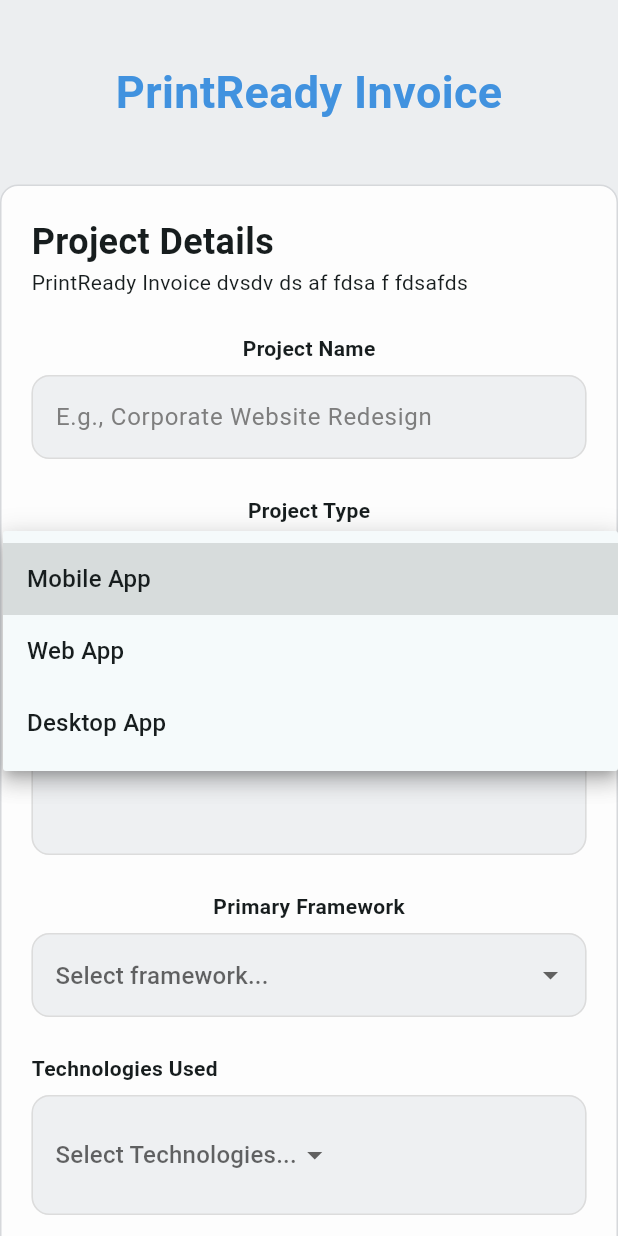
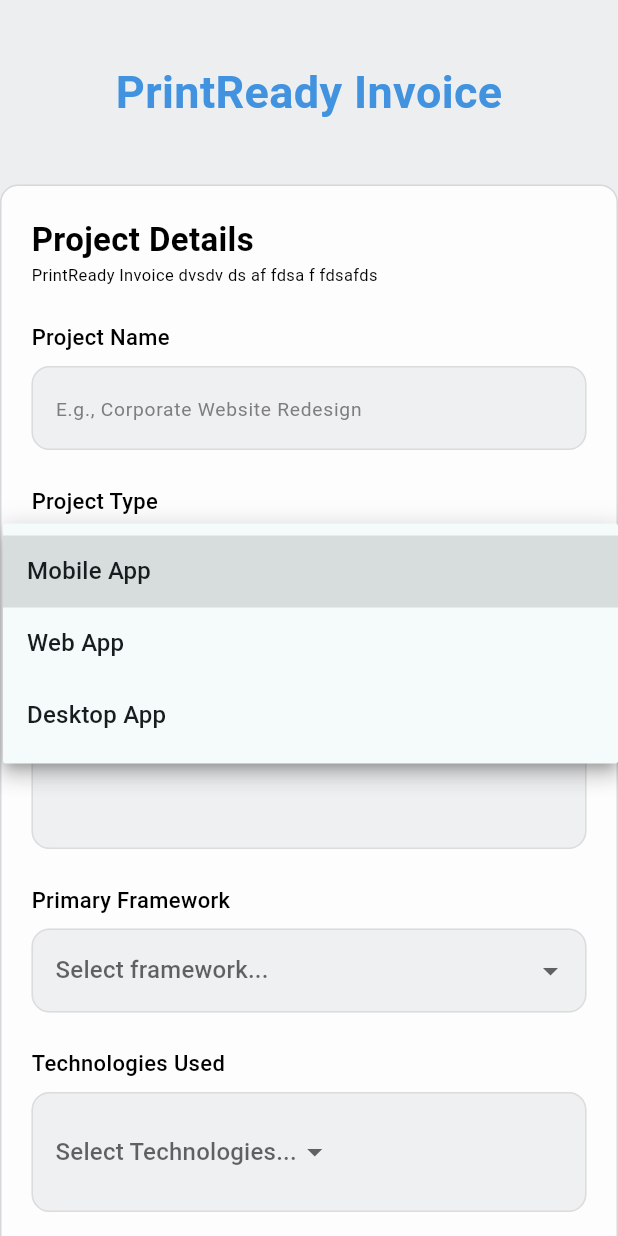
Before and after one commit to omerbanaemh/print_ready_invoice, a Flutter app: the screen it shows after launch, after a tap on "Select a Project Type", on a phone screen of 412 x 824 dp. Run offline on Flutter 3.47's test engine with Material 3 defaults, Android fonts, the phone set to English and light mode, and no system bars; drawn by our look-alikes of flutter_form_builder; our stand-ins replace form_builder_validators.

Commit message:
add AppStyles for consistent text styling and update various widgets to use new styles

```diff
--- /dev/null
+++ b/lib/core/utils/app_styles.dart
@@ -0,0 +1,117 @@
+import 'package:flutter/material.dart';
+import 'package:print_ready_invoice/core/utils/size_config.dart';
+
+abstract class AppStyles {
+  // Regular
+  static TextStyle styleRegular12(BuildContext context) {
+    return TextStyle(
+      color: Colors.black,
+      fontSize: getResponsiveFontSize(context, fontSize: 12),
+      fontWeight: FontWeight.w400,
+    );
+  }
+
+  static TextStyle styleRegular14(BuildContext context) {
+    return TextStyle(
+      color: Colors.black,
+      fontSize: getResponsiveFontSize(context, fontSize: 14),
+      fontWeight: FontWeight.w400,
+    );
+  }
+
+  static TextStyle styleRegular16(context) {
+    return TextStyle(
+      color: Colors.black,
+      fontSize: getResponsiveFontSize(context, fontSize: 16),
+      fontWeight: FontWeight.w400,
+    );
+  }
+
+  // Medium
+  static TextStyle styleMedium16(BuildContext context) {
+    return TextStyle(
+      color: Colors.black,
+      fontSize: getResponsiveFontSize(context, fontSize: 16),
+      fontWeight: FontWeight.w500,
+    );
+  }
+
+  static TextStyle styleMedium20(BuildContext context) {
+    return TextStyle(
+      color: Colors.black,
+      fontSize: getResponsiveFontSize(context, fontSize: 20),
+      fontWeight: FontWeight.w500,
+    );
+  }
+
+  // SemiBold
+  static TextStyle styleSemiBold16(BuildContext context) {
+    return TextStyle(
+      color: Colors.black,
+      fontSize: getResponsiveFontSize(context, fontSize: 16),
+      fontWeight: FontWeight.w600,
+    );
+  }
+
+  static TextStyle styleSemiBold18(BuildContext context) {
+    return TextStyle(
+      color: Colors.black,
+      fontSize: getResponsiveFontSize(context, fontSize: 18),
+      fontWeight: FontWeight.w600,
+    );
+  }
+
+  static TextStyle styleSemiBold20(BuildContext context) {
+    return TextStyle(
+      color: Colors.black,
+      fontSize: getResponsiveFontSize(context, fontSize: 20),
+      fontWeight: FontWeight.w600,
+    );
+  }
+
+  static TextStyle styleSemiBold24(BuildContext context) {
+    print(getResponsiveFontSize(context, fontSize: 24),);
+    return TextStyle(
+      color:  Colors.black,
+      fontSize: getResponsiveFontSize(context, fontSize: 24),
+      fontWeight: FontWeight.w600,
+    );
+  }
+
+  // Bold
+  static TextStyle styleBold16(BuildContext context) {
+    return TextStyle(
+      color: Colors.black,
+      fontSize: getResponsiveFontSize(context, fontSize: 16),
+      fontWeight: FontWeight.w700,
+    );
+  }
+}
+
+// sacleFactor
+// responsive font size
+// (min , max) fontsize
+double getResponsiveFontSize(context, {required double fontSize}) {
+  double scaleFactor = getScaleFactor(context);
+  print('scaleFactor: $scaleFactor');
+  double responsiveFontSize = fontSize * scaleFactor;
+
+  double lowerLimit = fontSize * .8;
+  double upperLimit = fontSize * 1.2;
+
+  return responsiveFontSize.clamp(lowerLimit, upperLimit);
+}
+
+double getScaleFactor(context) {
+  // var dispatcher = PlatformDispatcher.instance;
+  // var physicalWidth = dispatcher.views.first.physicalSize.width;
+  // var devicePixelRatio = dispatcher.views.first.devicePixelRatio;
+  // double width = physicalWidth / devicePixelRatio;
+
+  double width = MediaQuery.sizeOf(context).width;
+ if (width < SizeConfig.desktop) {
+    return width / 450;
+  } else {
+    return width / 1220;
+  }
+}
--- a/lib/core/utils/size_config.dart
+++ b/lib/core/utils/size_config.dart
@@ -1,8 +1,8 @@
 import 'package:flutter/material.dart';
 
 class SizeConfig {
-  static const double desktop = 1200;
-  static const double tablet = 800;
+  static const double desktop = 550;
+  // static const double tablet = 800;
 
   static  double  width(BuildContext context){
     return MediaQuery.sizeOf(context).width;
--- a/lib/features/invoice/presentation/views/project_details.dart
+++ b/lib/features/invoice/presentation/views/project_details.dart
@@ -1,5 +1,6 @@
 import 'package:flutter/material.dart';
 import 'package:flutter_form_builder/flutter_form_builder.dart';
+import 'package:print_ready_invoice/core/utils/app_styles.dart';
 import 'package:print_ready_invoice/core/utils/size_config.dart';
 import 'package:print_ready_invoice/features/invoice/presentation/views/widgets/generate_invoice_button.dart';
 import 'package:print_ready_invoice/features/invoice/presentation/views/widgets/primary_framework_input.dart';
@@ -21,6 +22,7 @@ class _ProjectDetailsState extends State<ProjectDetails> {
 
   @override
   Widget build(BuildContext context) {
+    print('width======== ${SizeConfig.width(context)}');
     return Scaffold(
       backgroundColor: const Color(0xFFECEEF0),
       body: SingleChildScrollView(
@@ -55,12 +57,9 @@ class _ProjectDetailsState extends State<ProjectDetails> {
                     children: [
                       Text(
                         'Project Details',
-                        style: TextStyle(
-                          fontSize: 24,
-                          fontWeight: FontWeight.bold,
-                        ),
+                        style: AppStyles.styleSemiBold24(context)
                       ),
-                      Text('PrintReady Invoice dvsdv ds af fdsa f fdsafds'),
+                      Text('PrintReady Invoice dvsdv ds af fdsa f fdsafds',style: AppStyles.styleRegular12(context),),
 
                       FormBuilder(
                         key: _formKey,
--- a/lib/features/invoice/presentation/views/widgets/custom_input_decoration.dart
+++ b/lib/features/invoice/presentation/views/widgets/custom_input_decoration.dart
@@ -1,11 +1,14 @@
 
 import 'package:flutter/material.dart';
+import 'package:print_ready_invoice/core/utils/app_styles.dart';
 
-InputDecoration customInputDecoration({String? hintText, String? errorText}) {
+InputDecoration customInputDecoration({String? hintText, String? errorText,required BuildContext context}) {
   return InputDecoration(
     hintText: hintText,
     errorText: errorText,
-    hintStyle: const TextStyle(color: Color.fromARGB(255, 126, 126, 126)),
+    hintStyle: AppStyles.styleRegular14(context).copyWith(
+      color: const Color.fromARGB(255, 126, 126, 126),
+    ),
     fillColor: const Color(0xFFEEF0F2),
     filled: true,
     border: OutlineInputBorder(
--- a/lib/features/invoice/presentation/views/widgets/generate_invoice_button.dart
+++ b/lib/features/invoice/presentation/views/widgets/generate_invoice_button.dart
@@ -1,5 +1,6 @@
 import 'package:flutter/material.dart';
 import 'package:flutter_form_builder/flutter_form_builder.dart';
+import 'package:print_ready_invoice/core/utils/app_styles.dart';
 
 class GenerateInvoiceButton extends StatelessWidget {
   const GenerateInvoiceButton({super.key, required this.formKey});
@@ -30,9 +31,11 @@ class GenerateInvoiceButton extends StatelessWidget {
             child: SizedBox(
               width: double.infinity,
               child: Center(
-                child: const Text(
+                child: Text(
                   'Generate Invoice',
-                  style: TextStyle(color: Colors.white),
+                  style: AppStyles.styleMedium16(context).copyWith(
+                    color: Colors.white,
+                  ),
                 ),
               ),
             ),
--- a/lib/features/invoice/presentation/views/widgets/primary_framework_input.dart
+++ b/lib/features/invoice/presentation/views/widgets/primary_framework_input.dart
@@ -1,6 +1,7 @@
 import 'package:flutter/material.dart';
 import 'package:flutter_form_builder/flutter_form_builder.dart';
 import 'package:form_builder_validators/form_builder_validators.dart';
+import 'package:print_ready_invoice/core/utils/app_styles.dart';
 import 'package:print_ready_invoice/features/invoice/presentation/views/widgets/custom_input_decoration.dart';
 
 class PrimaryFrameworkInput extends StatelessWidget {
@@ -10,16 +11,17 @@ class PrimaryFrameworkInput extends StatelessWidget {
   @override
   Widget build(BuildContext context) {
     return Column(
+      crossAxisAlignment: CrossAxisAlignment.start,
       children: [
         SizedBox(height: 24),
         Text(
           'Primary Framework',
-          style: TextStyle(fontWeight: FontWeight.bold),
+          style: AppStyles.styleMedium16(context),
         ),
         SizedBox(height: 8),
         FormBuilderDropdown<String>(
           name: 'primary_framework',
-          decoration: customInputDecoration(hintText: 'Select framework...'),
+          decoration: customInputDecoration(hintText: 'Select framework...',context: context),
           items: frameworks
               .map((item) => DropdownMenuItem(value: item, child: Text(item)))
               .toList(),
--- a/lib/features/invoice/presentation/views/widgets/project_field_input.dart
+++ b/lib/features/invoice/presentation/views/widgets/project_field_input.dart
@@ -1,6 +1,7 @@
 import 'package:flutter/material.dart';
 import 'package:flutter_form_builder/flutter_form_builder.dart';
 import 'package:form_builder_validators/form_builder_validators.dart';
+import 'package:print_ready_invoice/core/utils/app_styles.dart';
 import 'package:print_ready_invoice/features/invoice/presentation/views/widgets/custom_input_decoration.dart';
 
 class ProjectFieldInput extends StatelessWidget {
@@ -12,14 +13,15 @@ class ProjectFieldInput extends StatelessWidget {
   @override
   Widget build(BuildContext context) {
     return Column(
+      crossAxisAlignment: CrossAxisAlignment.start,
       children: [
         SizedBox(height: 24),
-        Text(label, style: TextStyle(fontWeight: FontWeight.bold)),
+        Text(label, style: AppStyles.styleMedium16(context)),
         SizedBox(height: 8),
         FormBuilderTextField(
           name: name ,
           decoration: customInputDecoration(
-            hintText: hintText ,
+            hintText: hintText ,context: context
           ),
           validator: FormBuilderValidators.required(),
           maxLines: maxLines,
--- a/lib/features/invoice/presentation/views/widgets/project_type_input.dart
+++ b/lib/features/invoice/presentation/views/widgets/project_type_input.dart
@@ -1,6 +1,7 @@
 import 'package:flutter/material.dart';
 import 'package:flutter_form_builder/flutter_form_builder.dart';
 import 'package:form_builder_validators/form_builder_validators.dart';
+import 'package:print_ready_invoice/core/utils/app_styles.dart';
 import 'package:print_ready_invoice/features/invoice/presentation/views/widgets/custom_input_decoration.dart';
 
 class ProjectTypeInput extends StatelessWidget {
@@ -9,13 +10,14 @@ class ProjectTypeInput extends StatelessWidget {
   @override
   Widget build(BuildContext context) {
     return Column(
+      crossAxisAlignment: CrossAxisAlignment.start,
       children: [
         SizedBox(height: 24),
-        Text('Project Type', style: TextStyle(fontWeight: FontWeight.bold)),
+        Text('Project Type', style: AppStyles.styleMedium16(context)),
         SizedBox(height: 8),
         FormBuilderDropdown<String>(
           name: 'project_type',
-          decoration: customInputDecoration(hintText: 'Select a Project Type'),
+          decoration: customInputDecoration(hintText: 'Select a Project Type',context: context),
           items: projectTypes
               .map((item) => DropdownMenuItem(value: item, child: Text(item)))
               .toList(),
--- a/lib/features/invoice/presentation/views/widgets/technologies_dropdown_chips.dart
+++ b/lib/features/invoice/presentation/views/widgets/technologies_dropdown_chips.dart
@@ -1,5 +1,6 @@
 import 'package:flutter/material.dart';
 import 'package:flutter_form_builder/flutter_form_builder.dart';
+import 'package:print_ready_invoice/core/utils/app_styles.dart';
 import 'package:print_ready_invoice/features/invoice/presentation/views/widgets/custom_input_decoration.dart';
 
 class TechnologiesDropdownChips extends StatefulWidget {
@@ -25,9 +26,9 @@ class _TechnologiesDropdownChipsState extends State<TechnologiesDropdownChips> {
       crossAxisAlignment: CrossAxisAlignment.start,
       children: [
         SizedBox(height: 24),
-        const Text(
+         Text(
           'Technologies Used',
-          style: TextStyle(fontWeight: FontWeight.bold),
+          style: AppStyles.styleMedium16(context),
         ),
         SizedBox(height: 8),
         FormBuilderField<List<String>>(
@@ -42,7 +43,7 @@ class _TechnologiesDropdownChipsState extends State<TechnologiesDropdownChips> {
           builder: (field) {
             return InputDecorator(
               decoration: customInputDecoration(
-                hintText: 'Select a Project Type',
+                hintText: 'Select a Project Type',context: context,
                 errorText: field.errorText,
               ),
               child: Wrap(
```
